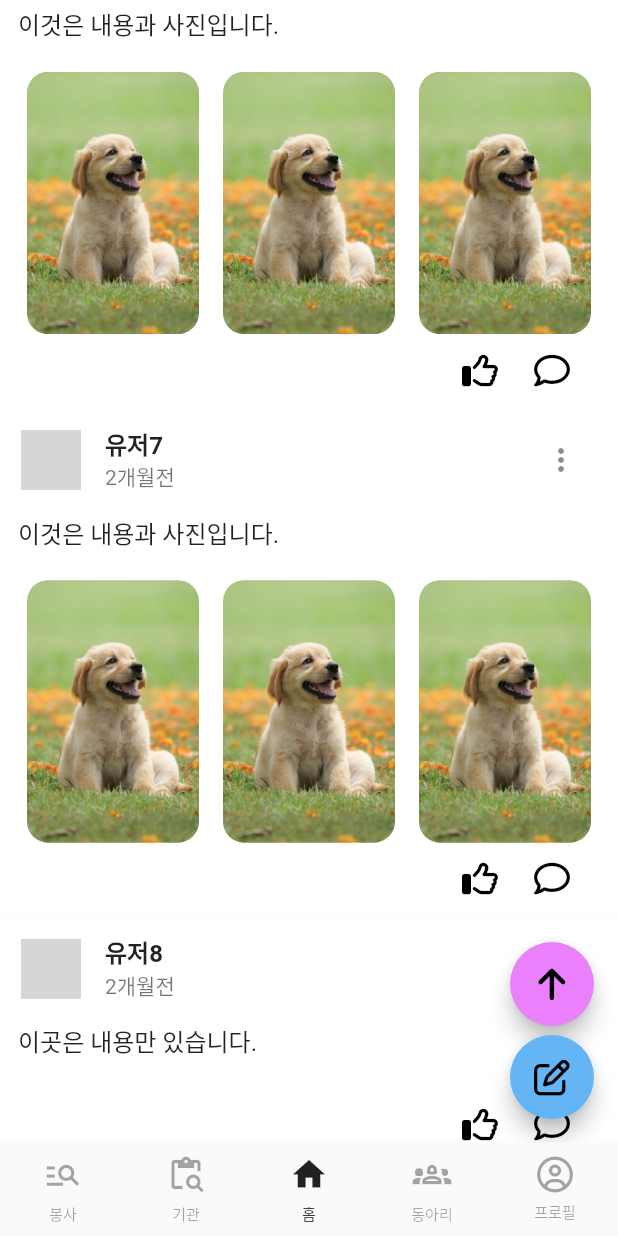
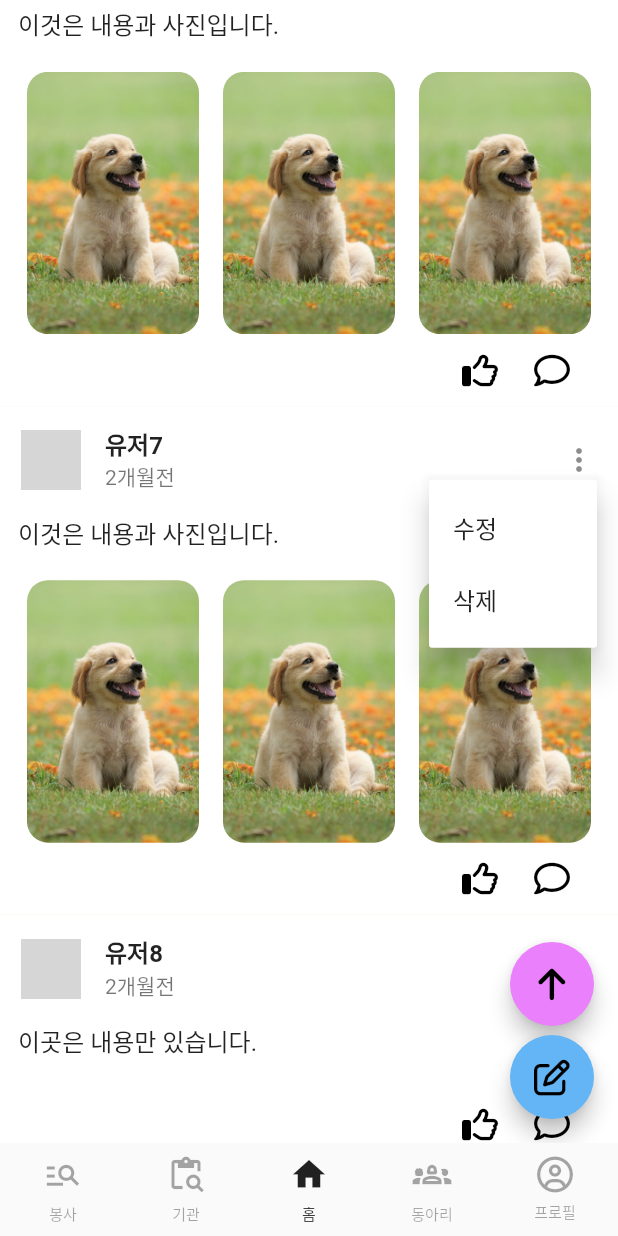
Before and after one commit to 2023-Together/Together_Dev_Flutter, a Flutter app: the screen it shows after launch, scrolled down 1728 dp, after a tap on the "more vert" icon, on a phone screen of 412 x 824 dp. Run offline on Flutter 3.47's test engine with Material 2 defaults, Android fonts, the phone set to English and light mode, and no system bars; our stand-ins replace carousel_slider, flutter_secure_storage, font_awesome_flutter, go_router, google_mobile_ads; accounts and stored records are empty; network calls fail; grey boxes are pictures that could not be loaded.

```diff
--- a/lib/features/page_test/widgets/club_comunity_item_box.dart
+++ b/lib/features/page_test/widgets/club_comunity_item_box.dart
@@ -59,6 +59,16 @@ class _ClubComunityItemBox extends State<ClubComunityItemBox> {
     );
   }
 
+  // 게시글 수정
+  void _postUpdate() {
+    print("게시글 수정 페이지 이동");
+  }
+
+  // 게시글 삭제
+  void _postDelete() {
+    print("게시글 삭제");
+  }
+
   @override
   Widget build(BuildContext context) {
     final size = MediaQuery.of(context).size;
@@ -109,9 +119,21 @@ class _ClubComunityItemBox extends State<ClubComunityItemBox> {
                 maxLines: 1,
                 overflow: TextOverflow.ellipsis,
               ),
-              trailing: IconButton(
-                onPressed: () {},
-                icon: const Icon(Icons.more_vert),
+              trailing: PopupMenuButton<String>(
+                offset: const Offset(0, 25),
+                itemBuilder: (context) {
+                  return [
+                    PopupMenuItem(
+                      onTap: _postUpdate,
+                      child: const Text("수정"),
+                    ),
+                    PopupMenuItem(
+                      onTap: _postDelete,
+                      child: const Text("삭제"),
+                    ),
+                  ];
+                },
+                child: const Icon(Icons.more_vert),
               ),
             ),
             Container(
```
